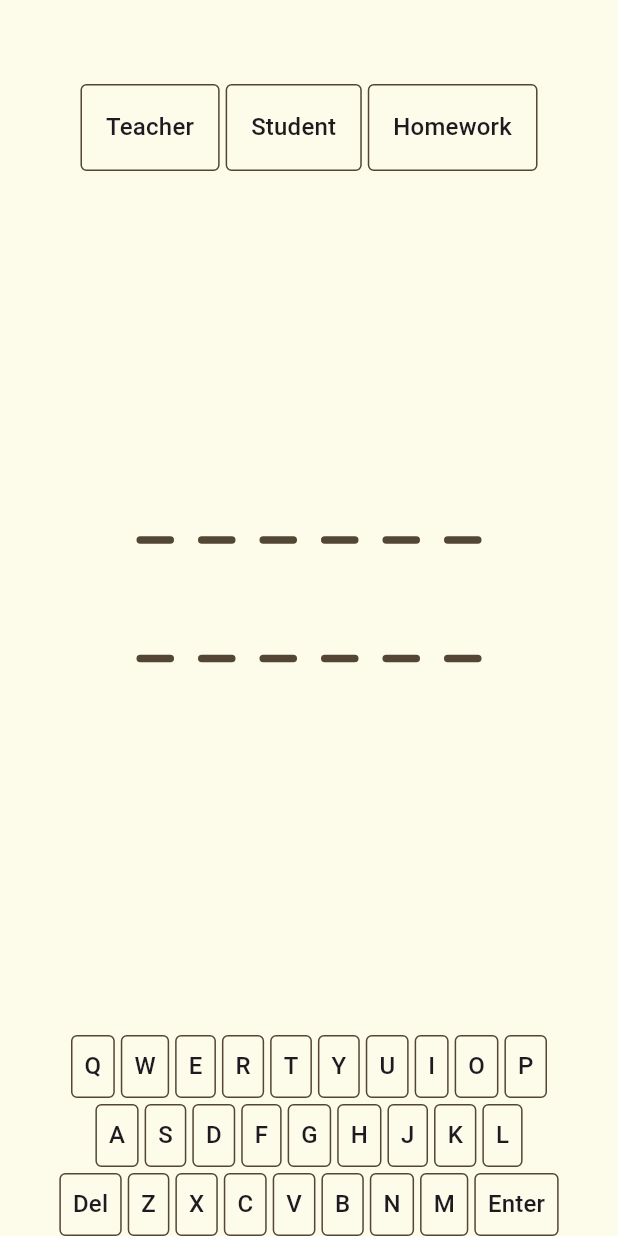
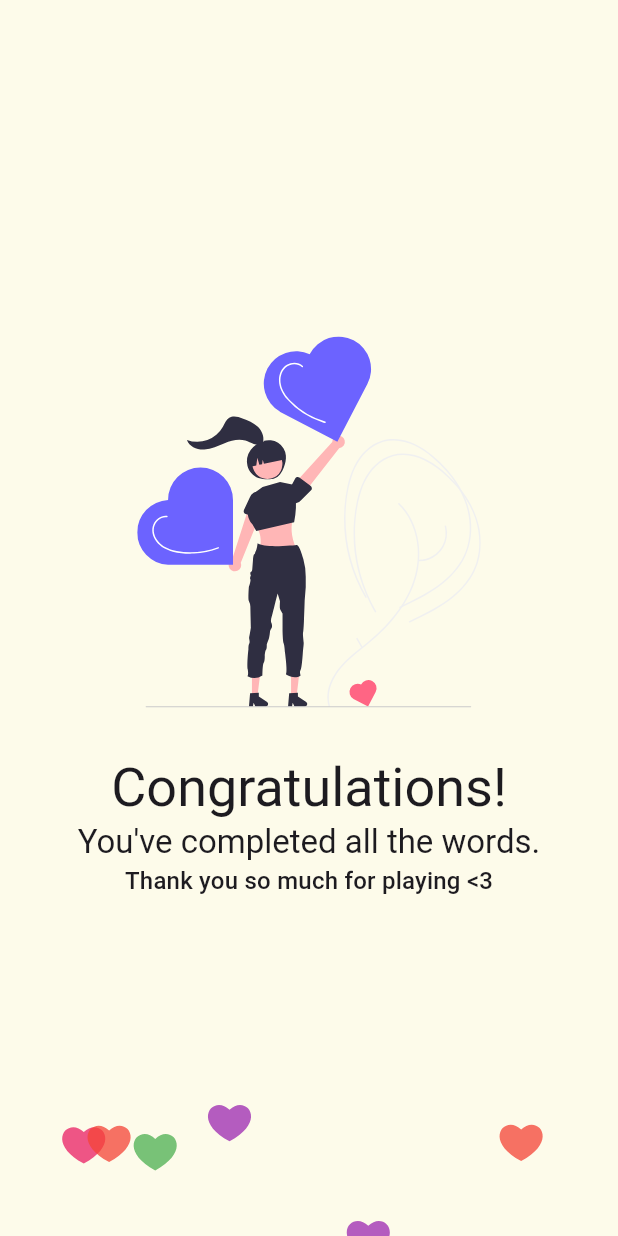
Before and after one commit to burakiscoding/four_words_game, a Flutter app: the screen it shows after launch, on a phone screen of 412 x 824 dp. Run offline on Flutter 3.47's test engine with Material 3 defaults, Android fonts, the phone set to English and light mode, and no system bars; drawn by our look-alikes of flutter_animate; our stand-ins replace equatable, flutter_riverpod, flutter_svg, riverpod, sqflite; accounts and stored records are empty.

Commit message:
completed end screen animations

```diff
--- a/lib/features/game/presentation/state/game_notifier.dart
+++ b/lib/features/game/presentation/state/game_notifier.dart
@@ -49,10 +49,8 @@ class GameNotifier extends StateNotifier<GameState> {
     result.fold(
       (failure) {
         // Handle failure
-        print(failure.toString());
       },
       (wordCard) {
-        print(wordCard.toString());
         final word = _gameHelper.createEmptyWordString(wordCard.word.length);
         final lastWord = _gameHelper.createEmptyWord(wordCard.word.length);
 
--- /dev/null
+++ b/lib/features/game/presentation/ui/end_of_game_screen.dart
@@ -0,0 +1,33 @@
+import 'package:flutter/material.dart';
+import 'package:flutter_svg/svg.dart';
+import 'package:four_words_game/features/history/presentation/ui/heart_particles.dart';
+
+class EndOfGameScreen extends StatelessWidget {
+  const EndOfGameScreen({super.key});
+
+  @override
+  Widget build(BuildContext context) {
+    return Scaffold(
+      backgroundColor: Color.fromRGBO(253, 251, 234, 1),
+      // appBar: AppBar(backgroundColor: Color.fromRGBO(253, 251, 234, 1)),
+      body: Stack(
+        children: [
+          Center(
+            child: Column(
+              crossAxisAlignment: CrossAxisAlignment.center,
+              mainAxisAlignment: MainAxisAlignment.center,
+              children: [
+                SvgPicture.asset('assets/svg/super_thank_you.svg', height: MediaQuery.of(context).size.height * 0.3),
+                const SizedBox(height: 32),
+                Text("Congratulations!", style: Theme.of(context).textTheme.displaySmall),
+                Text("You've completed all the words.", style: Theme.of(context).textTheme.titleLarge),
+                Text("Thank you so much for playing <3", style: Theme.of(context).textTheme.titleMedium),
+              ],
+            ),
+          ),
+          HeartParticles(),
+        ],
+      ),
+    );
+  }
+}
--- /dev/null
+++ b/lib/features/history/presentation/ui/heart_particles.dart
@@ -0,0 +1,142 @@
+import 'dart:math';
+
+import 'package:flutter/material.dart';
+import 'package:flutter_animate/flutter_animate.dart';
+
+class HeartParticles extends StatefulWidget {
+  const HeartParticles({super.key});
+
+  @override
+  State<HeartParticles> createState() => _BalloonParticlesState();
+}
+
+class _BalloonParticlesState extends State<HeartParticles> with SingleTickerProviderStateMixin {
+  late final List<HeartParticle> _particles;
+  late final AnimationController _controller;
+  Size? _screenSize;
+  final _random = Random();
+  final List<Color> _colors = [
+    Colors.red,
+    Colors.blue,
+    Colors.orange,
+    Colors.green,
+    Colors.pink,
+    Colors.purple,
+    Colors.yellow,
+  ];
+
+  double get width => _screenSize?.width ?? 400;
+  double get height => _screenSize?.height ?? 800;
+
+  @override
+  void initState() {
+    super.initState();
+
+    WidgetsBinding.instance.addPostFrameCallback((_) {
+      _screenSize = MediaQuery.of(context).size;
+    });
+
+    _initParticles(35);
+
+    _controller = AnimationController(vsync: this, duration: const Duration(seconds: 2));
+    _controller.addListener(_update);
+
+    _controller.loop();
+  }
+
+  @override
+  void dispose() {
+    _controller.removeListener(_update);
+    _controller.dispose();
+    super.dispose();
+  }
+
+  Color _getRandomColor() {
+    return _colors[_random.nextInt(_colors.length)];
+  }
+
+  void _initParticles(int n) {
+    final List<HeartParticle> particles = [];
+    for (int i = 0; i < n; i++) {
+      particles.add(_createRandomParticle());
+    }
+
+    _particles = particles;
+  }
+
+  HeartParticle _createRandomParticle() {
+    final w = 35.0;
+    final x = (_random.nextDouble() * width);
+    // max height + 400, min = height - 100
+    // formula: min + (max - min)
+    final y = (height - 100) + (_random.nextDouble() * 500);
+    return HeartParticle(x: x, y: y, width: w, height: w, color: _getRandomColor());
+  }
+
+  // Updates UI
+  void _update() {
+    for (int i = 0; i < _particles.length; i++) {
+      _particles[i].y -= 5;
+
+      // If the heart is out of the page remove it and add new one
+      if (_particles[i].y <= 0) {
+        _particles.removeAt(i);
+        _particles.add(_createRandomParticle());
+      }
+    }
+
+    setState(() {});
+  }
+
+  @override
+  Widget build(BuildContext context) {
+    return CustomPaint(
+      size: MediaQuery.of(context).size,
+      painter: HeartPainter(particles: _particles),
+    );
+  }
+}
+
+class HeartPainter extends CustomPainter {
+  final List<HeartParticle> particles;
+
+  const HeartPainter({required this.particles});
+
+  @override
+  void paint(Canvas canvas, Size size) {
+    final paint = Paint();
+    paint.style = PaintingStyle.fill;
+
+    // Draw heart
+    for (final heart in particles) {
+      final x = heart.x;
+      final y = heart.y;
+      final w = heart.width;
+      final h = heart.height;
+      final Path path = Path();
+      path.moveTo(x + (w * 0.5), y + (h * 0.4));
+      path.cubicTo(x + (w * 0.2), y + (h * 0.1), x + (-0.25 * w), y + (h * 0.6), x + (0.5 * w), y + h);
+      path.moveTo(x + (0.5 * w), y + (h * 0.4));
+      path.cubicTo(x + (0.8 * w), y + (h * 0.1), x + (1.25 * w), y + (h * 0.6), x + (0.5 * w), y + h);
+      path.close();
+
+      paint.color = heart.color.withValues(alpha: 0.75);
+      canvas.drawPath(path, paint);
+    }
+  }
+
+  @override
+  bool shouldRepaint(covariant CustomPainter oldDelegate) {
+    return true;
+  }
+}
+
+class HeartParticle {
+  final double x;
+  double y;
+  final double width;
+  final double height;
+  final Color color;
+
+  HeartParticle({required this.x, required this.y, required this.width, required this.height, required this.color});
+}
--- a/lib/main.dart
+++ b/lib/main.dart
@@ -1,7 +1,7 @@
 import 'package:flutter/material.dart';
 import 'package:flutter_riverpod/flutter_riverpod.dart';
 import 'package:four_words_game/core/db/db_seed_service.dart';
-import 'package:four_words_game/features/game/presentation/ui/end_of_game_view.dart';
+import 'package:four_words_game/features/game/presentation/ui/end_of_game_screen.dart';
 import 'package:four_words_game/features/game/presentation/ui/game_screen.dart';
 import 'package:four_words_game/features/history/presentation/ui/history_screen.dart';
 
@@ -22,7 +22,7 @@ class MyApp extends StatelessWidget {
     return MaterialApp(
       title: 'Four Words Game',
       theme: ThemeData(colorScheme: ColorScheme.fromSeed(seedColor: Colors.deepPurple)),
-      home: const GameScreen(),
+      home: const EndOfGameScreen(),
     );
   }
 }
--- a/pubspec.yaml
+++ b/pubspec.yaml
@@ -67,6 +67,7 @@ flutter:
   # To add assets to your application, add an assets section, like this:
   assets:
     - assets/data/word_cards.json
+    - assets/svg/super_thank_you.svg
   #   - images/a_dot_ham.jpeg
 
   # An image asset can refer to one or more resolution-specific "variants", see
```
Also changed, not shown: lib/features/game/presentation/ui/end_of_game_view.dart (deleted, +0 -26 lines), assets/svg/super_thank_you.svg (added), 1 other file.
